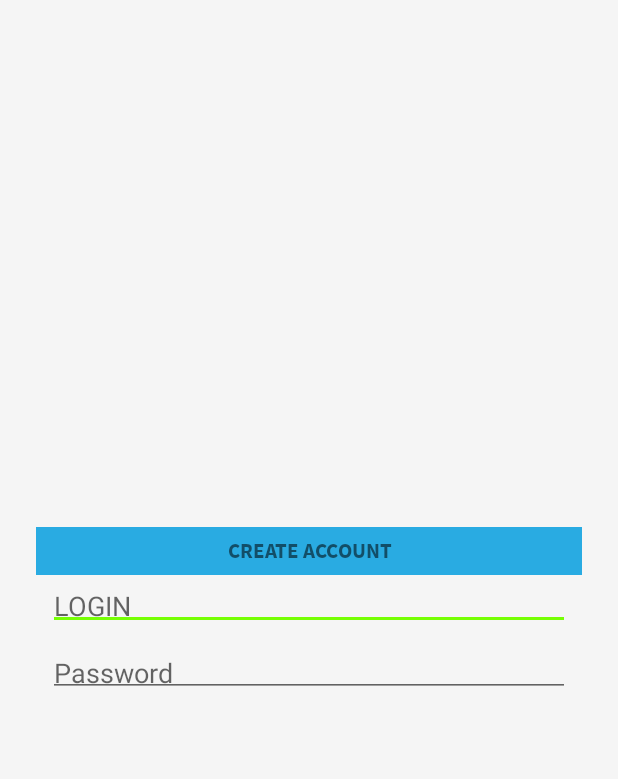
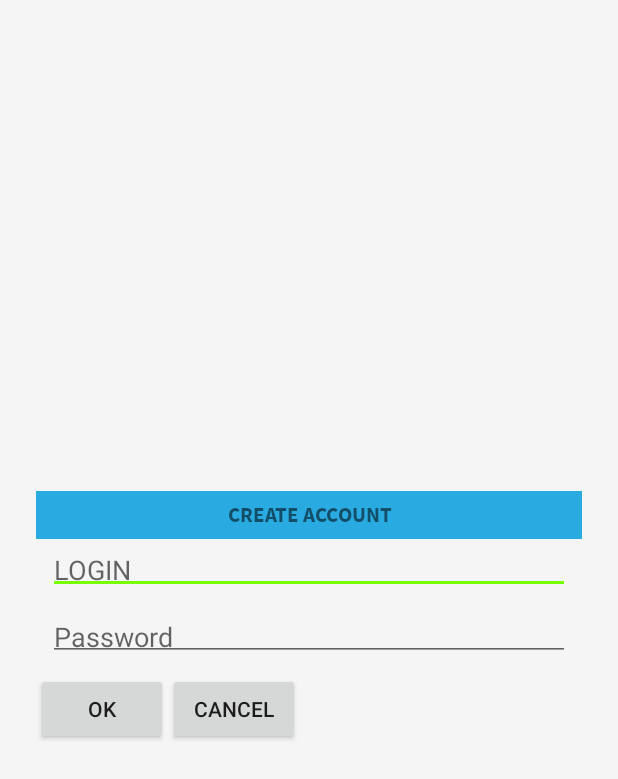
Before and after one commit to SergeyYaniuk/TestityApp, an Android app: the layout dialog_create_account.xml on its own in the app's theme, with its tools: preview values and no code run, on a phone screen of 412 x 824 dp. Shown: the top 779 px of the screen. Run offline under Robolectric (Android 15) with nearby library versions, the phone set to English and light mode, and no system bars.

Commit message:
Fixed some issues, Login work properly.

```diff
--- a/app/src/main/java/com/sergeyyaniuk/testity/di/module/LoginActivityModule.java
+++ b/app/src/main/java/com/sergeyyaniuk/testity/di/module/LoginActivityModule.java
@@ -30,10 +30,4 @@ public class LoginActivityModule {
     LoginPresenter provideLoginPresenter(Authentication authentication){
         return new LoginPresenter(mActivity, authentication);
     }
-
-    @ActivityScope
-    @Provides
-    AlertDialog.Builder provideAlerDialogBuilder() {
-        return new AlertDialog.Builder(mActivity);
-    }
 }
--- a/app/src/main/java/com/sergeyyaniuk/testity/ui/base/BaseActivity.java
+++ b/app/src/main/java/com/sergeyyaniuk/testity/ui/base/BaseActivity.java
@@ -5,6 +5,7 @@ import android.content.Context;
 import android.os.Bundle;
 import android.support.annotation.Nullable;
 import android.support.v7.app.AppCompatActivity;
+import android.text.TextUtils;
 import android.view.View;
 import android.view.inputmethod.InputMethodManager;
 
--- a/app/src/main/res/layout/activity_login.xml
+++ b/app/src/main/res/layout/activity_login.xml
@@ -119,11 +119,10 @@
 
         <TextView
             android:id="@+id/create_account_tv"
-            android:layout_width="match_parent"
+            android:layout_width="wrap_content"
             android:layout_height="wrap_content"
-            android:gravity="end"
             android:padding="@dimen/margin_middle"
-            android:layout_gravity="bottom"
+            android:layout_gravity="end"
             android:clickable="true"
             android:textColor="@color/black_overlay"
             android:text="@string/create_account"/>
--- a/app/src/main/res/layout/dialog_create_account.xml
+++ b/app/src/main/res/layout/dialog_create_account.xml
@@ -43,4 +43,21 @@
         android:inputType="textPassword"
         android:hint="@string/password" />
 
+    <LinearLayout
+        android:layout_width="wrap_content"
+        android:layout_height="wrap_content"
+        android:orientation="horizontal">
+        <Button
+            android:id="@+id/ok_button"
+            android:layout_width="wrap_content"
+            android:layout_height="wrap_content"
+            android:text="@string/ok"/>
+
+        <Button
+            android:id="@+id/cancel_button"
+            android:layout_width="wrap_content"
+            android:layout_height="wrap_content"
+            android:text="@string/cancel"/>
+    </LinearLayout>
+
 </LinearLayout>
```
Also changed, not shown: app/src/main/java/com/sergeyyaniuk/testity/ui/login/CreateAccountDialog.java (+47 -36 lines), app/src/main/java/com/sergeyyaniuk/testity/ui/login/LoginActivity.java (+24 -7 lines), app/src/main/java/com/sergeyyaniuk/testity/ui/login/LoginPresenter.java (+0 -19 lines).
